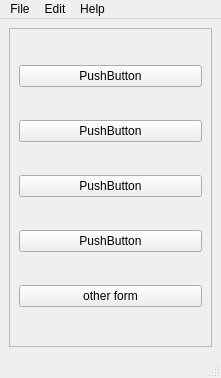
Above: qt_app/mainwindow.ui from mehmetrizaoz/5_product_line_automation before the change. Below: the same form after it.
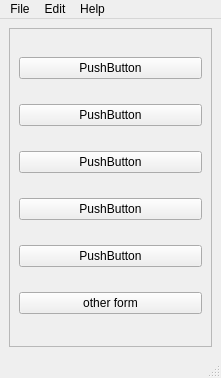
That is the form after the change.

Commit message: customer window added

Patch:
```diff
--- a/qt_app/mainwindow.ui
+++ b/qt_app/mainwindow.ui
@@ -52,6 +52,13 @@
          </property>
         </widget>
        </item>
+       <item>
+        <widget class="QPushButton" name="pushButton_6">
+         <property name="text">
+          <string>PushButton</string>
+         </property>
+        </widget>
+       </item>
        <item>
         <widget class="QPushButton" name="pushButton_3">
          <property name="text">
```
The commit also changes 6 other files.
